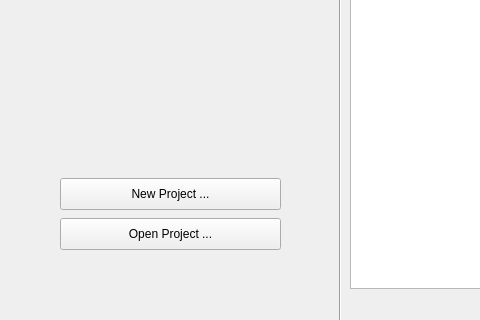
This is cmd/firefly/assets/ui/launchwindow.ui in omniskop/firefly as Qt 5 draws it before an edit; both pictures show x 0 to 480 and y 102 to 422 of the 679 by 422 pixel window. The edited form follows.
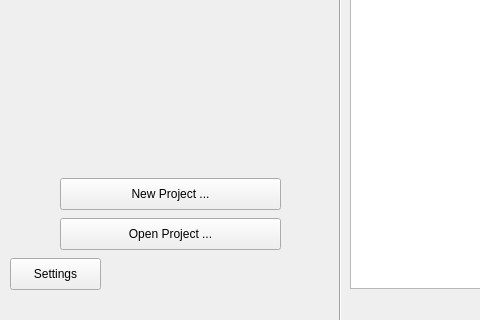
This is the edited form. Icons and pictures are not drawn.

Commit message: added application settings

```diff
--- a/cmd/firefly/assets/ui/launchwindow.ui
+++ b/cmd/firefly/assets/ui/launchwindow.ui
@@ -91,6 +91,19 @@
      </rect>
     </property>
    </widget>
+   <widget class="QPushButton" name="settingsButton">
+    <property name="geometry">
+     <rect>
+      <x>10</x>
+      <y>360</y>
+      <width>91</width>
+      <height>32</height>
+     </rect>
+    </property>
+    <property name="text">
+     <string>Settings</string>
+    </property>
+   </widget>
   </widget>
   <widget class="QMenuBar" name="menubar">
    <property name="geometry">
```
The commit also changes 10 other files.
